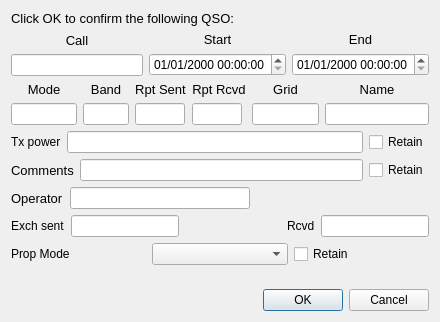
Before: the Qt Designer form widgets/logqso.ui in SpudGunMan/wsjt-z, drawn with Qt 5.
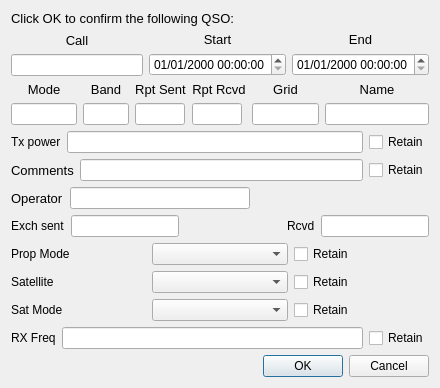
After: the same form once the commit is applied.

Commit message:
sat-mode-logging
functional for satellite QSO logging with Log4OM! The RX frequency and satellite mode info will be transmitted in the ADIF data

Implemented sat.dat file loading:

Looks for sat.dat in ~/.local/share/WSJT-X/ or config data directory
Loads custom satellite list from file (one satellite name per line)
Falls back to hardcoded common satellites if file not found
Allows users to maintain their own satellite list externally

Patch:
```diff
--- a/widgets/logqso.ui
+++ b/widgets/logqso.ui
@@ -513,6 +513,85 @@
      </item>
     </layout>
    </item>
+   <item>
+    <layout class="QHBoxLayout" name="horizontalLayout_9" stretch="0,0,0">
+     <item>
+      <widget class="QLabel" name="label_6">
+       <property name="text">
+        <string>Satellite</string>
+       </property>
+       <property name="buddy">
+        <cstring>comboBoxSatellite</cstring>
+       </property>
+      </widget>
+     </item>
+     <item>
+      <widget class="QComboBox" name="comboBoxSatellite">
+       <property name="sizePolicy">
+        <sizepolicy hsizetype="Preferred" vsizetype="Fixed">
+         <horstretch>0</horstretch>
+         <verstretch>0</verstretch>
+        </sizepolicy>
+       </property>
+      </widget>
+     </item>
+     <item>
+      <widget class="QCheckBox" name="cbSatellite">
+       <property name="text">
+        <string>Retain</string>
+       </property>
+      </widget>
+     </item>
+    </layout>
+   </item>
+   <item>
+    <layout class="QHBoxLayout" name="horizontalLayout_10" stretch="0,0,0">
+     <item>
+      <widget class="QLabel" name="label_7">
+       <property name="text">
+        <string>Sat Mode</string>
+       </property>
+       <property name="buddy">
+        <cstring>comboBoxSatMode</cstring>
+       </property>
+      </widget>
+     </item>
+     <item>
+      <widget class="QComboBox" name="comboBoxSatMode"/>
+     </item>
+     <item>
+      <widget class="QCheckBox" name="cbSatMode">
+       <property name="text">
+        <string>Retain</string>
+       </property>
+      </widget>
+     </item>
+    </layout>
+   </item>
+   <item>
+    <layout class="QHBoxLayout" name="horizontalLayout_11" stretch="0,0,0">
+     <item>
+      <widget class="QLabel" name="label_8">
+       <property name="text">
+        <string>RX Freq</string>
+       </property>
+       <property name="buddy">
+        <cstring>freqRx</cstring>
+       </property>
+      </widget>
+     </item>
+     <item>
+      <widget class="QLineEdit" name="freqRx"/>
+     </item>
+     <item>
+      <widget class="QCheckBox" name="cbFreqRx">
+       <property name="text">
+        <string>Retain</string>
+       </property>
+      </widget>
+     </item>
+    </layout>
+   </item>
    <item>
     <spacer name="verticalSpacer">
      <property name="orientation">
```
Left out of the diff: 6 changed lines with no effect on the pictures. The commit also changes 8 other files.
